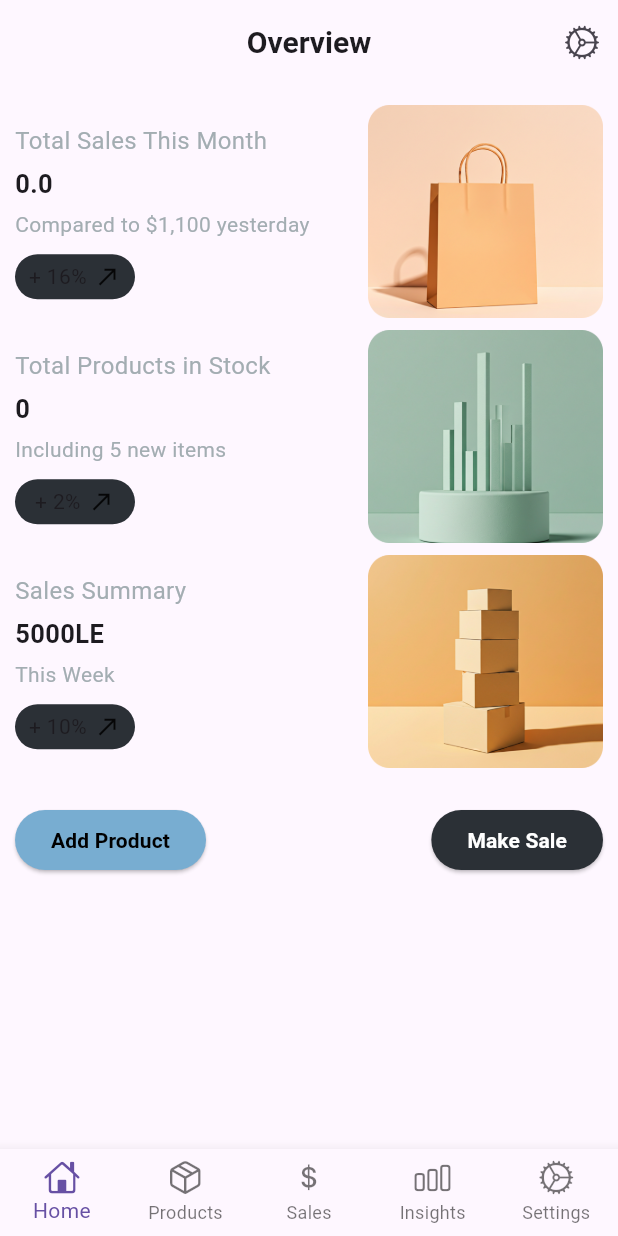
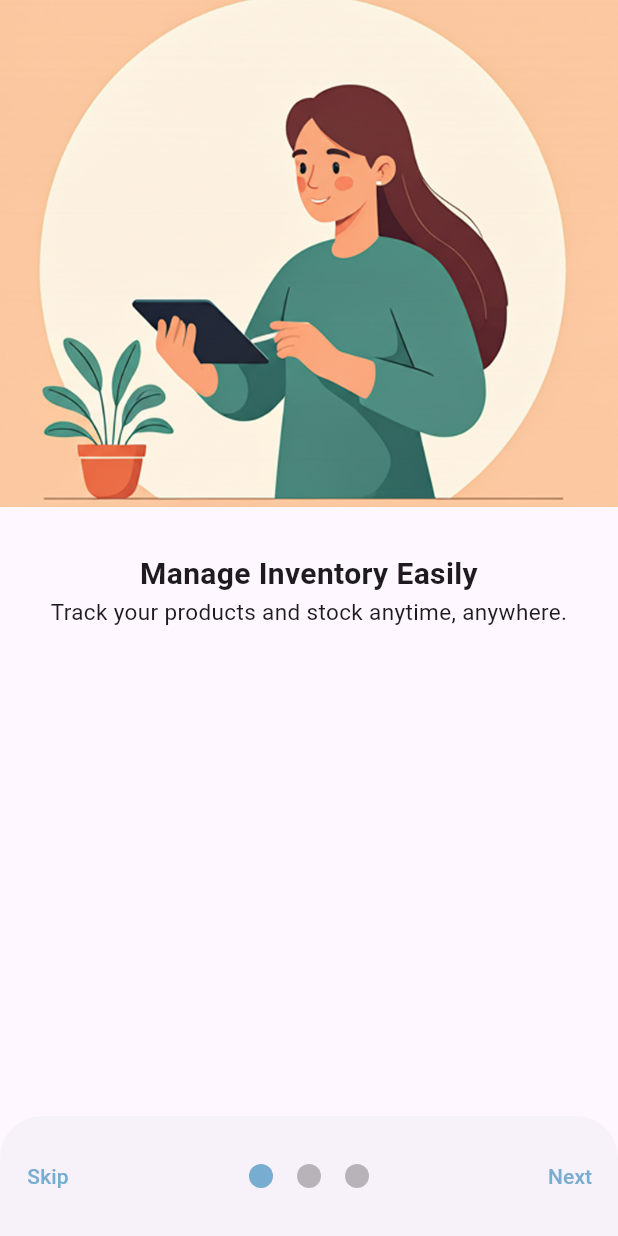
Before and after one commit to amrelmaadawy/shop_management, a Flutter app: the screen it shows after launch, on a phone screen of 412 x 824 dp. Run offline on Flutter 3.47's test engine with Material 3 defaults, Android fonts, the phone set to English and light mode, and no system bars; drawn by our look-alikes of smooth_page_indicator; our stand-ins replace dotted_border, flutter_riverpod, hive, hive_flutter, image_picker, pdf and 3 more; accounts and stored records are empty.

Commit message:
finish onboarding view

```diff
--- /dev/null
+++ b/lib/features/onboarding/UI/onboarding.dart
@@ -0,0 +1,130 @@
+import 'package:flutter/material.dart';
+import 'package:shared_preferences/shared_preferences.dart';
+import 'package:small_managements/core/utils/app_colors.dart';
+import 'package:small_managements/features/home/ui/main_home_view.dart';
+import 'package:small_managements/features/onboarding/UI/widgets/build_page.dart';
+import 'package:smooth_page_indicator/smooth_page_indicator.dart';
+
+class Onboarding extends StatefulWidget {
+  const Onboarding({super.key});
+
+  @override
+  State<Onboarding> createState() => _OnboardingState();
+}
+
+class _OnboardingState extends State<Onboarding> {
+  PageController pageController = PageController();
+  @override
+  void dispose() {
+    pageController.dispose();
+    super.dispose();
+  }
+
+  bool isLastPage = false;
+  @override
+  Widget build(BuildContext context) {
+    return Scaffold(
+      body: Container(
+        padding: EdgeInsets.only(bottom: 80),
+        child: PageView(
+          controller: pageController,
+          onPageChanged: (index) {
+            setState(() {
+              isLastPage = index == 2;
+            });
+          },
+          children: [
+            BuildPage(
+              imagePath: 'assets/images/onboarding1.png',
+              title: 'Manage Inventory Easily',
+              describtion: 'Track your products and stock anytime, anywhere.',
+            ),
+            BuildPage(
+              imagePath: 'assets/images/onboarding2.png',
+              title: 'Ready Invoices and Reports',
+              describtion:
+                  'Easily create and download PDF invoices for your sales.',
+            ),
+            BuildPage(
+              imagePath: 'assets/images/onboarding3.png',
+              title: 'Get Started Now and See the Difference',
+              describtion: '',
+            ),
+          ],
+        ),
+      ),
+      bottomSheet: isLastPage
+          ? SizedBox(
+              width: MediaQuery.of(context).size.width,
+              child: Padding(
+                padding: const EdgeInsets.all(20.0),
+                child: ElevatedButton(
+                  style: ElevatedButton.styleFrom(
+                    backgroundColor: AppColors.kAddProductButtonColor,
+                  ),
+                  onPressed: () async {
+                    final prefs = await SharedPreferences.getInstance();
+                    prefs.setBool('showHome', true);
+                    Navigator.of(context).pushReplacement(
+                      MaterialPageRoute(builder: (context) => MainHomeView()),
+                    );
+                  },
+                  child: Text(
+                    'Get Start',
+                    style: TextStyle(
+                      color: Colors.black,
+                      fontWeight: FontWeight.bold,
+                    ),
+                  ),
+                ),
+              ),
+            )
+          : SizedBox(
+              height: 80,
+
+              child: Row(
+                mainAxisAlignment: MainAxisAlignment.spaceBetween,
+                children: [
+                  TextButton(
+                    onPressed: () {
+                      pageController.jumpToPage(2);
+                    },
+                    child: Text(
+                      'Skip',
+                      style: TextStyle(color: AppColors.kAddProductButtonColor),
+                    ),
+                  ),
+                  Center(
+                    child: SmoothPageIndicator(
+                      onDotClicked: (index) => pageController.animateToPage(
+                        index,
+                        duration: Duration(milliseconds: 500),
+                        curve: Curves.easeIn,
+                      ),
+                      controller: pageController,
+                      count: 3,
+                      effect: WormEffect(
+                        spacing: 16,
+                        dotColor: Colors.black26,
+                        activeDotColor: AppColors.kAddProductButtonColor,
+                      ),
+                    ),
+                  ),
+                  TextButton(
+                    onPressed: () {
+                      pageController.nextPage(
+                        duration: Duration(milliseconds: 500),
+                        curve: Curves.easeInOut,
+                      );
+                    },
+                    child: Text(
+                      'Next',
+                      style: TextStyle(color: AppColors.kAddProductButtonColor),
+                    ),
+                  ),
+                ],
+              ),
+            ),
+    );
+  }
+}
--- /dev/null
+++ b/lib/features/onboarding/UI/widgets/build_page.dart
@@ -0,0 +1,35 @@
+import 'package:flutter/material.dart';
+
+class BuildPage extends StatelessWidget {
+  const BuildPage({super.key, required this.imagePath, required this.title, required this.describtion});
+  final String imagePath;
+  final String title;
+  final String describtion;
+  @override
+  Widget build(BuildContext context) {
+    return Column(
+      children: [
+        Image.asset(imagePath),
+        SizedBox(height: 10),
+        Padding(
+          padding: const EdgeInsets.all(20),
+          child: Column(
+            crossAxisAlignment: CrossAxisAlignment.center,
+            children: [
+              Text(
+                title,
+                style: TextStyle(fontSize: 20, fontWeight: FontWeight.bold),
+                textAlign: TextAlign.center,
+              ),
+              Text(
+                describtion,
+                style: TextStyle(fontSize: 15),
+                textAlign: TextAlign.center,
+              ),
+            ],
+          ),
+        ),
+      ],
+    );
+  }
+}
--- a/lib/features/reports/ui/widgets/date_filter_buttons.dart
+++ b/lib/features/reports/ui/widgets/date_filter_buttons.dart
@@ -1,5 +1,4 @@
 
-import 'dart:ui';
 
 import 'package:flutter/material.dart';
 import 'package:small_managements/core/utils/app_colors.dart';
--- a/lib/main.dart
+++ b/lib/main.dart
@@ -4,6 +4,7 @@ import 'package:hive_flutter/adapters.dart';
 import 'package:shared_preferences/shared_preferences.dart';
 import 'package:small_managements/core/hive_boxes.dart';
 import 'package:small_managements/core/utils/app_colors.dart';
+import 'package:small_managements/features/onboarding/UI/onboarding.dart';
 import 'package:small_managements/features/products/model/category_model.dart';
 import 'package:small_managements/features/products/model/product_model.dart';
 import 'package:small_managements/features/sales/model/sales_model.dart';
@@ -19,7 +20,7 @@ Future<void> main() async {
   final prefs = await SharedPreferences.getInstance();
   final langCode = prefs.getString('lang') ?? 'en';
   final isDark = prefs.getBool('isDark') ?? false;
-
+  final showHome = prefs.getBool('showHome') ?? false;
   await Hive.initFlutter();
   Hive.registerAdapter(ProductModelAdapter());
   Hive.registerAdapter(CategoryModelAdapter());
@@ -38,13 +39,14 @@ Future<void> main() async {
           return isDark ? ThemeMode.dark : ThemeMode.light;
         }),
       ],
-      child: const MyApp(),
+      child: MyApp(showHome),
     ),
   );
 }
 
 class MyApp extends ConsumerWidget {
-  const MyApp({super.key});
+  const MyApp(this.showHome, {super.key});
+  final bool showHome;
   @override
   Widget build(BuildContext context, WidgetRef ref) {
     return MaterialApp(
@@ -69,7 +71,7 @@ class MyApp extends ConsumerWidget {
         textTheme: ThemeData.dark().textTheme.apply(fontFamily: 'RobotoSlab'),
       ),
       themeMode: ref.watch(themeModeProvider),
-      home: SplashView(),
+      home: showHome ? SplashView() : Onboarding(),
     );
   }
 }
--- a/pubspec.yaml
+++ b/pubspec.yaml
@@ -34,17 +34,20 @@ dependencies:
     sdk: flutter
   flutter_localizations:
     sdk: flutter
+  flutter_onboarding_slider: ^1.0.11
   flutter_riverpod: ^2.6.1
   hive: ^2.2.3
   hive_flutter: ^1.1.0
   image_picker: ^1.1.2
   intl: ^0.20.2
+  introduction_screen: ^3.1.17
   path: ^1.9.1
   path_provider: ^2.1.5
   pdf: ^3.11.3
   printing: ^5.14.2
   riverpod_annotation: ^2.6.1
   shared_preferences: ^2.5.3
+  smooth_page_indicator: ^1.2.1
   syncfusion_flutter_charts: ^30.1.39
 
 dev_dependencies:
```
Also changed, not shown: assets/images/onboarding1.png (added), assets/images/onboarding2.png (added), assets/images/onboarding3.png (added), pubspec.lock.
